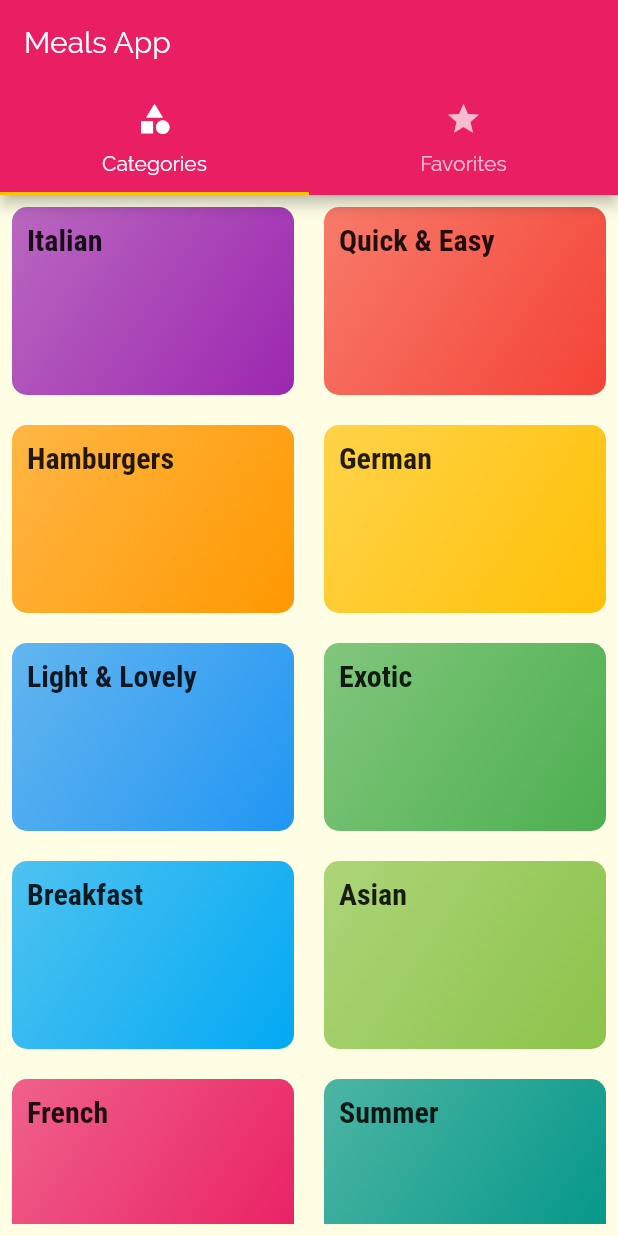
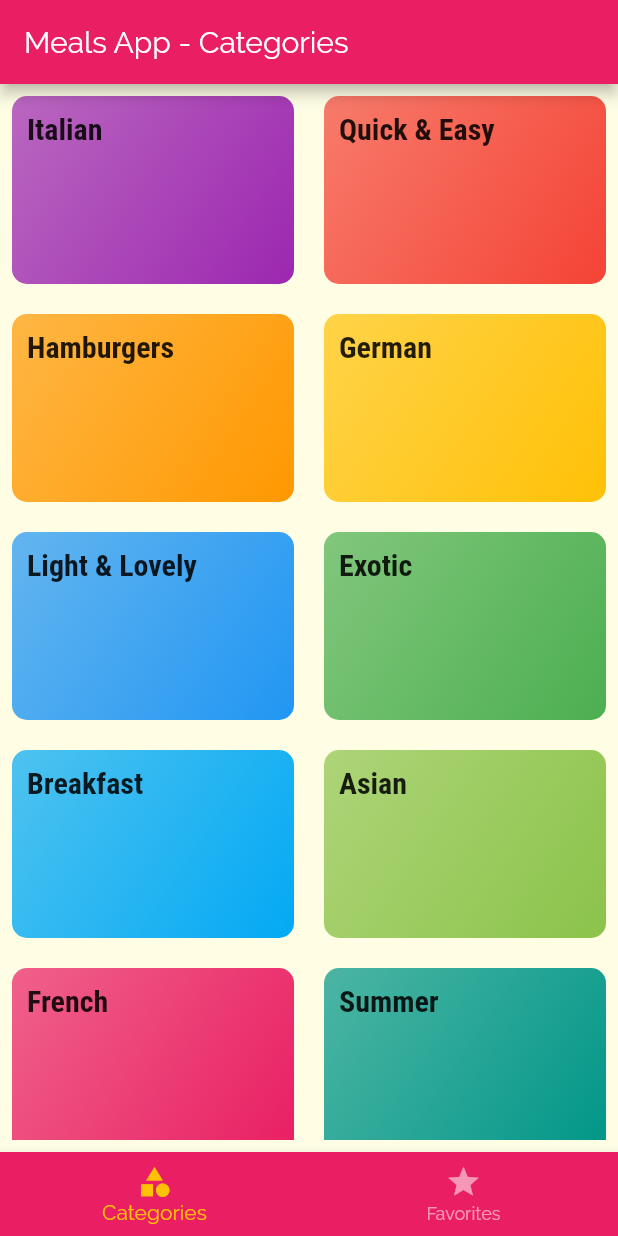
Before and after one commit to jinyongnan810/flutter-meals-app, a Flutter app: the screen it shows after launch, on a phone screen of 412 x 824 dp. Run offline on Flutter 3.47's test engine with Material 2 defaults, Android fonts, the phone set to English and light mode, and no system bars.

Commit message:
bottom tab screen

```diff
--- a/lib/screens/tab_screen.dart
+++ b/lib/screens/tab_screen.dart
@@ -1,6 +1,12 @@
 import 'package:flutter/material.dart';
 import './categories.dart';
 import './favorites.dart';
+
+class TabInfo {
+  String title;
+  Widget tab;
+  TabInfo(this.title, this.tab);
+}
 
 class TabScreen extends StatefulWidget {
   @override
@@ -8,27 +14,34 @@ class TabScreen extends StatefulWidget {
 }
 
 class _TabScreenState extends State<TabScreen> {
+  final List<TabInfo> tabs = [
+    new TabInfo('Categories', Categories()),
+    new TabInfo('Favorites', Favorites())
+  ];
+  int selectedIndex = 0;
   @override
   Widget build(BuildContext context) {
-    return DefaultTabController(
-        length: 2,
-        child: Scaffold(
-          appBar: AppBar(
-            title: Text('Meals App'),
-            bottom: TabBar(tabs: [
-              Tab(
-                icon: Icon(Icons.category),
-                text: 'Categories',
-              ),
-              Tab(
-                icon: Icon(Icons.star),
-                text: 'Favorites',
-              ),
-            ]),
-          ),
-          body: TabBarView(
-            children: [Categories(), Favorites()],
-          ),
-        ));
+    return Scaffold(
+      appBar: AppBar(
+        title: Text('Meals App - ${tabs[selectedIndex].title}'),
+      ),
+      body: tabs[selectedIndex].tab,
+      bottomNavigationBar: BottomNavigationBar(
+        backgroundColor: Theme.of(context).primaryColor,
+        selectedItemColor: Theme.of(context).accentColor,
+        unselectedItemColor: Colors.white54,
+        currentIndex: selectedIndex,
+        onTap: (int index) {
+          setState(() {
+            selectedIndex = index;
+          });
+        },
+        items: [
+          BottomNavigationBarItem(
+              icon: Icon(Icons.category), label: 'Categories'),
+          BottomNavigationBarItem(icon: Icon(Icons.star), label: 'Favorites')
+        ],
+      ),
+    );
   }
 }
```
